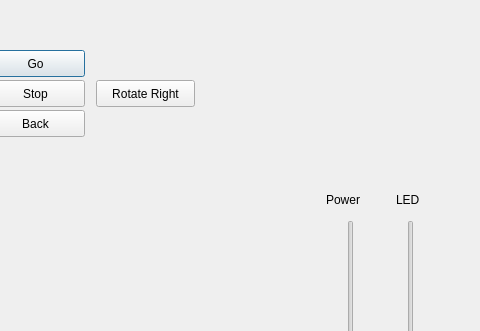
Above: qt.ui from embedCreativity/PalmettoGUI before the change; both pictures show x 154 to 634 and y 0 to 331 of the 634 by 439 pixel window. Below: the same form after it.
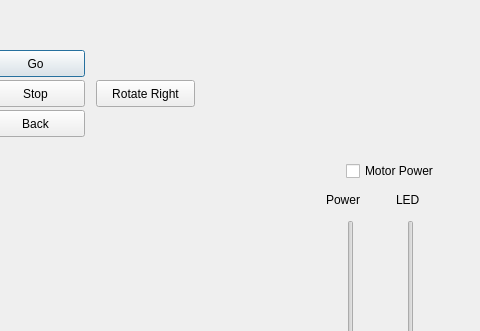
That is the form after the change.

Commit message: started joystick testapp and updated GUI with power checkbox

The edit to the form file:
```diff
--- a/qt.ui
+++ b/qt.ui
@@ -178,6 +178,19 @@
     <set>Qt::AlignCenter</set>
    </property>
   </widget>
+  <widget class="QCheckBox" name="chkPower">
+   <property name="geometry">
+    <rect>
+     <x>500</x>
+     <y>160</y>
+     <width>121</width>
+     <height>22</height>
+    </rect>
+   </property>
+   <property name="text">
+    <string>Motor Power</string>
+   </property>
+  </widget>
  </widget>
  <resources/>
  <connections/>
```
The commit also changes 3 other files.
